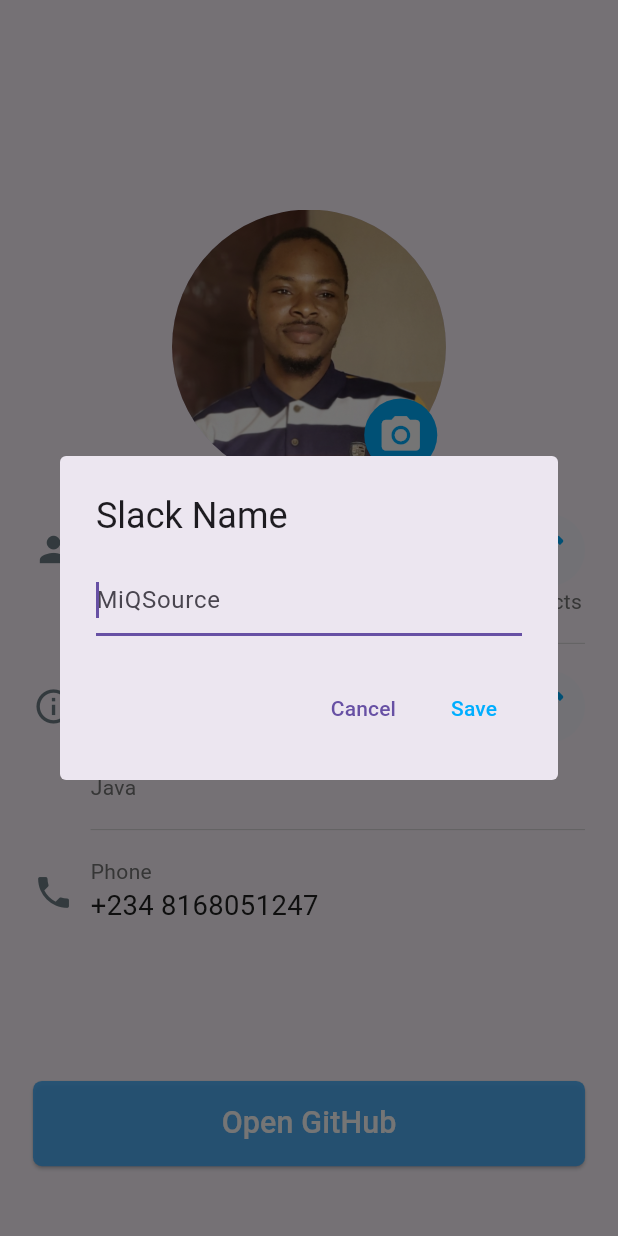
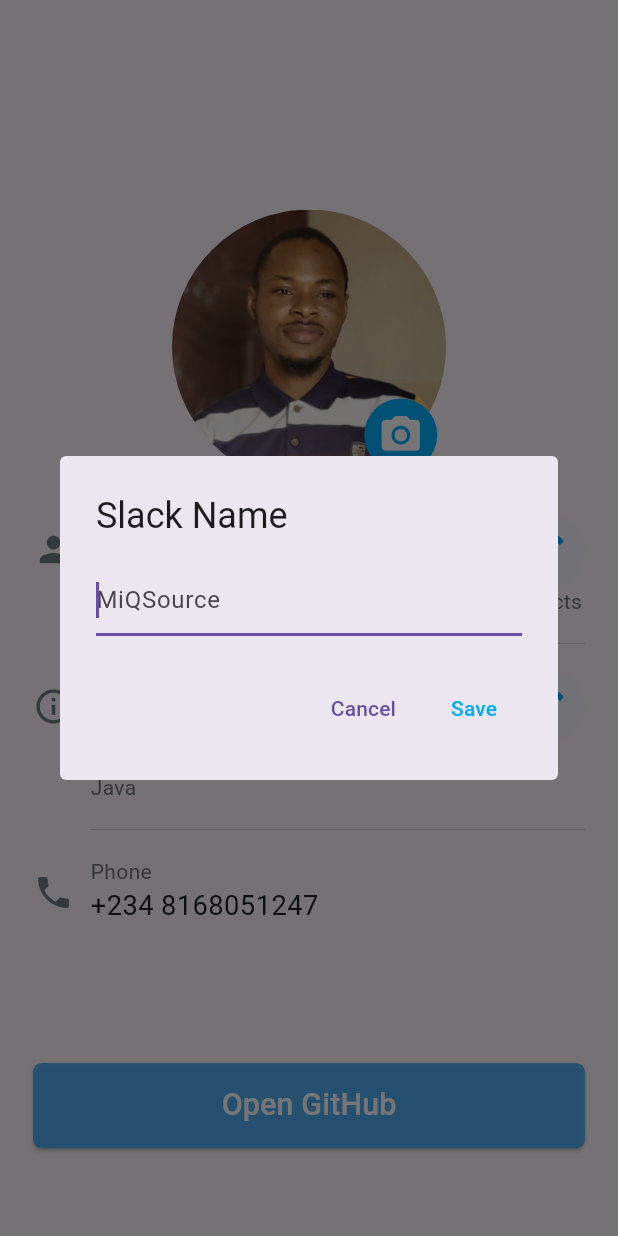
Before and after one commit to OjoMutiu/HNGx-Stage1, a Flutter app: the screen it shows after launch, after a tap on the "edit" icon, on a phone screen of 412 x 824 dp. Run offline on Flutter 3.47's test engine with Material 2 defaults, Android fonts, the phone set to English and light mode, and no system bars; missing offline and left inert: flutter_inappwebview.

Commit message:
HNGx Stage 1 task: Participant Profile update

```diff
--- a/lib/main.dart
+++ b/lib/main.dart
@@ -3,10 +3,10 @@ import 'package:flutter/services.dart';
 import 'package:profile/constants/app_dimensions.dart';
 import 'package:profile/pages/main_page.dart';
 
-import 'constants/app_colors.dart';
-
-void main() {
+Future<void> main() async {
   WidgetsFlutterBinding.ensureInitialized();
+  await Future.delayed(const Duration(milliseconds: 200));
+  //await Future.delayed(duration: Duration(milliseconds: 300));
   SystemChrome.setPreferredOrientations(
       [DeviceOrientation.portraitUp, DeviceOrientation.portraitDown]);
   runApp(const MyApp());
--- a/lib/pages/main_page.dart
+++ b/lib/pages/main_page.dart
@@ -41,10 +41,13 @@ class _MainPageState extends State<MainPage> {
       body: Container(
         padding: EdgeInsets.symmetric(horizontal: AppDimensions.width20),
         child: Center(
+          child: SingleChildScrollView(
+            scrollDirection: Axis.vertical,
             child: Column(
               mainAxisAlignment: MainAxisAlignment.center,
               children: [
-              const Spacer(flex: 3),
+                SizedBox(
+                    height: AppDimensions.getProportionalScreenHeight(120)),
                 //Profile Image
                 Stack(
                   children: [
@@ -58,8 +61,8 @@ class _MainPageState extends State<MainPage> {
                                 backgroundColor: Colors.transparent,
                                 shape: RoundedRectangleBorder(
                                     borderRadius: BorderRadius.circular(
-                                      AppDimensions.getProportionalScreenHeight(
-                                          2))),
+                                        AppDimensions
+                                            .getProportionalScreenHeight(2))),
                                 content: Container(
                                   height: AppDimensions.height100 * 5,
                                   width: double.maxFinite,
@@ -144,7 +147,7 @@ class _MainPageState extends State<MainPage> {
                   showEdit: false,
                   showDivider: false,
                 ),
-              const Spacer(flex: 2),
+                SizedBox(height: AppDimensions.getProportionalScreenHeight(80)),
                 //Button
                 SizedBox(
                   width: double.maxFinite,
@@ -157,7 +160,8 @@ class _MainPageState extends State<MainPage> {
                                 builder: (context) => const GitHubWebView()));
                       },
                       style: ElevatedButton.styleFrom(
-                        backgroundColor: AppColors.mainColor2.withOpacity(0.9),
+                          backgroundColor:
+                              AppColors.mainColor2.withOpacity(0.9),
                           shape: RoundedRectangleBorder(
                               borderRadius: BorderRadius.circular(6))),
                       child: Text(AppStrings.openGit,
@@ -165,8 +169,9 @@ class _MainPageState extends State<MainPage> {
                               color: Colors.white,
                               fontSize: AppDimensions.height20))),
                 ),
-              const Spacer(),
+                SizedBox(height: AppDimensions.getProportionalScreenHeight(40)),
               ],
+            ),
           ),
         ),
       ),
```
Also changed, not shown: 26 other files. Lines whose indentation alone changed are shown as unchanged.
